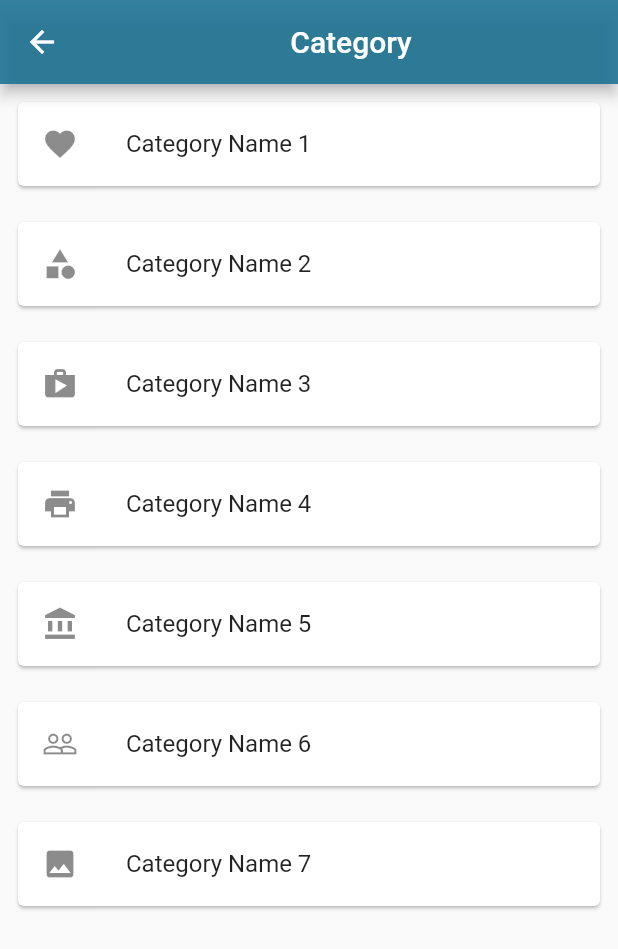
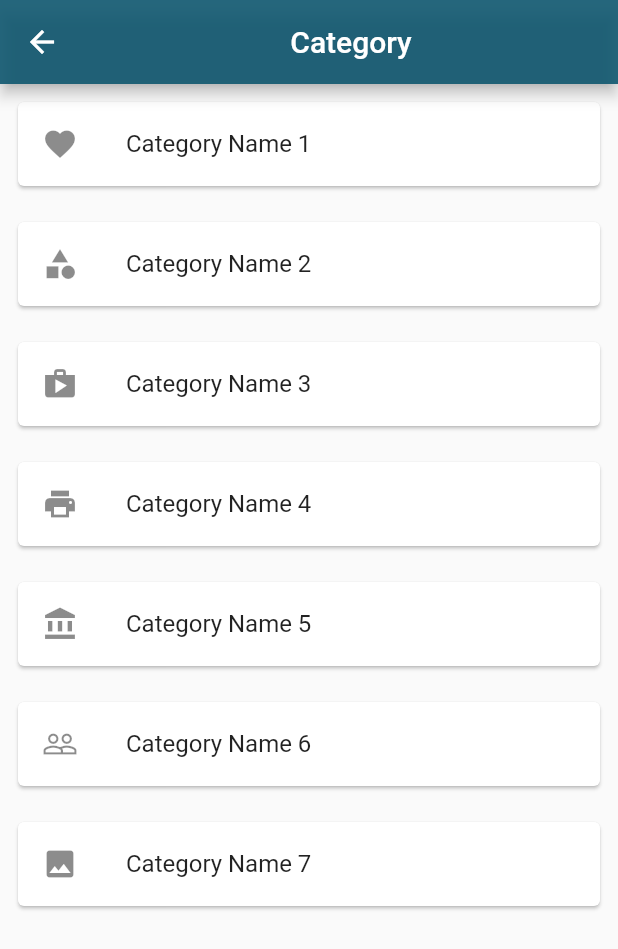
Before and after one commit to HunainHumail/onlala_shopping, a Flutter app: the CategoryV1 screen opened directly, on a phone screen of 412 x 824 dp. Shown: the top 949 px of the screen. Run offline on Flutter 3.47's test engine with Material 2 defaults, Android fonts, the phone set to English and light mode, and no system bars; our stand-ins replace cached_network_image, carousel_pro, chewie, smooth_star_rating, video_player; network calls fail.

Commit message:
Changed colors of Categories Screen

```diff
--- a/lib/categories/categoriesV1.dart
+++ b/lib/categories/categoriesV1.dart
@@ -16,7 +16,7 @@ class _CategoryV1 extends State<CategoryV1>{
     return Scaffold(
       appBar: AppBar(
         title: Center(child: Text('Category',style: TextStyle(color: Colors.white),)),
-        backgroundColor: Color.fromRGBO(30, 115, 148, 0.9),
+        backgroundColor: Color.fromRGBO(15, 87, 111, 0.9),
       ),
 
       body: _myListView(context),
--- a/lib/categories/categoriesV2.dart
+++ b/lib/categories/categoriesV2.dart
@@ -45,7 +45,7 @@ class _CategoryV2 extends State<CategoryV2>{
     // TODO: implement build
     return Scaffold(
       appBar: AppBar(
-        backgroundColor: Color.fromRGBO(30, 115, 148, 0.9),
+        backgroundColor: Color.fromRGBO(15, 87, 111, 0.9),
         title: Center(child: Text("Category")),
       ),
 
```
